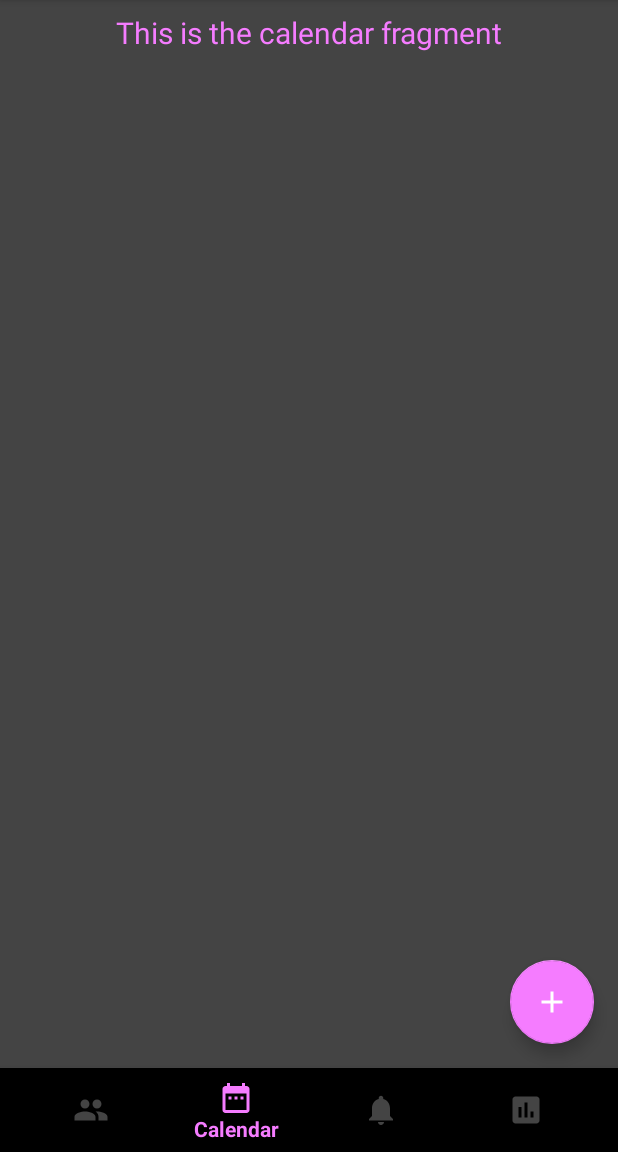
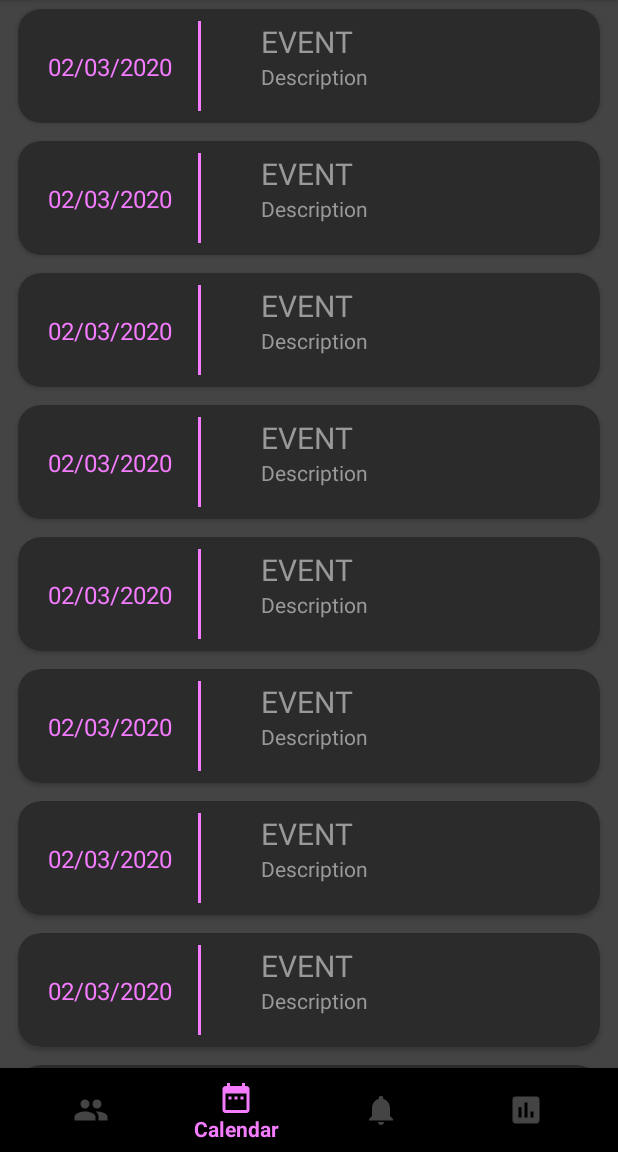
Before and after one commit to tyrusheebhammer/wow-guild-manager, an Android app: the screen it shows after launch (GuildInteractionActivity), item 2 of the bottom bar chosen, on a phone screen of 412 x 824 dp, the part 84-1236 px from its top. Run offline under Robolectric (Android 15) with nearby library versions, the phone set to English and light mode, and no system bars.

Commit message:
added the recycler view, adapter and view holders for events, need to add back fab

```diff
--- a/android-app/app/build.gradle
+++ b/android-app/app/build.gradle
@@ -9,7 +9,7 @@ android {
     buildToolsVersion "29.0.2"
     defaultConfig {
         applicationId "com.sonnebtb.wowguildmanager"
-        minSdkVersion 24
+        minSdkVersion 26
         targetSdkVersion 29
         versionCode 1
         versionName "1.0"
--- /dev/null
+++ b/android-app/app/src/main/java/com/sonnebtb/wowguildmanager/guildinteraction/calendar/CalendarAdapter.kt
@@ -0,0 +1,30 @@
+package com.sonnebtb.wowguildmanager.guildinteraction.calendar
+
+import android.content.Context
+import android.view.LayoutInflater
+import android.view.ViewGroup
+import androidx.recyclerview.widget.RecyclerView
+import com.sonnebtb.wowguildmanager.R
+import com.sonnebtb.wowguildmanager.guildinteraction.members.GuildMember
+import com.sonnebtb.wowguildmanager.guildinteraction.members.MemberViewHolder
+import com.sonnebtb.wowguildmanager.guildinteraction.members.generateRandomMember
+
+class CalendarAdapter(var context: Context?) : RecyclerView.Adapter<CalendarViewHolder> (){
+    var calendarEvents: ArrayList<CalendarEvent> = ArrayList()
+    init {
+        for(i in 0..10) {
+            calendarEvents.add(CalendarEvent())
+        }
+    }
+    override fun onCreateViewHolder(parent: ViewGroup, viewType: Int): CalendarViewHolder {
+        val view = LayoutInflater.from(context).inflate(R.layout.card_calendar_event, parent, false)
+        return CalendarViewHolder(view, this)
+    }
+
+    override fun getItemCount(): Int = calendarEvents.size
+
+
+    override fun onBindViewHolder(holder: CalendarViewHolder, position: Int) {
+        holder.bind(calendarEvents[position])
+    }
+}
--- /dev/null
+++ b/android-app/app/src/main/java/com/sonnebtb/wowguildmanager/guildinteraction/calendar/CalendarEvent.kt
@@ -0,0 +1,9 @@
+package com.sonnebtb.wowguildmanager.guildinteraction.calendar
+
+import android.os.Parcelable
+import kotlinx.android.parcel.Parcelize
+import java.time.LocalDateTime
+import java.util.*
+
+@Parcelize
+data class CalendarEvent (var title: String = "Event", var description: String = "Description", var date: LocalDateTime = LocalDateTime.now()): Parcelable
--- a/android-app/app/src/main/java/com/sonnebtb/wowguildmanager/guildinteraction/calendar/CalendarFragment.kt
+++ b/android-app/app/src/main/java/com/sonnebtb/wowguildmanager/guildinteraction/calendar/CalendarFragment.kt
@@ -6,6 +6,8 @@ import android.view.LayoutInflater
 import android.view.View
 import android.view.ViewGroup
 import androidx.fragment.app.Fragment
+import androidx.recyclerview.widget.LinearLayoutManager
+import androidx.recyclerview.widget.RecyclerView
 import com.google.android.material.floatingactionbutton.FloatingActionButton
 import com.sonnebtb.wowguildmanager.Constants
 import com.sonnebtb.wowguildmanager.R
@@ -16,14 +18,22 @@ class CalendarFragment(var listener: CalenderEventClickListener): Fragment() {
         container: ViewGroup?,
         savedInstanceState: Bundle?
     ): View? {
-        val view = inflater.inflate(R.layout.fragment_calendar, container, false)
-        val calendar_fab = view?.findViewById<FloatingActionButton>(R.id.fab)
-        calendar_fab?.setOnClickListener {
+        val view = inflater.inflate(R.layout.fragment_calendar, container, false) as RecyclerView
+        val adapter = CalendarAdapter(context)
+        view.adapter = adapter
+        view.layoutManager = LinearLayoutManager(context)
+        buildFab(view, listener)
+        return view
+    }
+    fun buildFab(root: View?, listener: CalenderEventClickListener) {
+        val calendarFab = root?.findViewById<FloatingActionButton>(R.id.fab)
+        calendarFab?.setOnClickListener {
             Log.d(Constants.TAG, "calendar fab clicked")
             listener.calendarFabClicked()
         }
-        return view
     }
+
+
 }
 
 interface CalenderEventClickListener {
--- /dev/null
+++ b/android-app/app/src/main/java/com/sonnebtb/wowguildmanager/guildinteraction/calendar/CalendarViewHolder.kt
@@ -0,0 +1,19 @@
+package com.sonnebtb.wowguildmanager.guildinteraction.calendar
+
+import android.view.View
+import androidx.recyclerview.widget.RecyclerView
+import kotlinx.android.synthetic.main.card_calendar_event.view.*
+import java.time.LocalDate
+import java.time.format.DateTimeFormatter
+
+class CalendarViewHolder(itemView: View, var adapter: CalendarAdapter): RecyclerView.ViewHolder(itemView) {
+    var eventTitle = itemView.event_date
+    var eventDescription = itemView.event_description
+    var eventDate = itemView.event_date
+    fun bind(calendarEvent: CalendarEvent) {
+        eventTitle.text = calendarEvent.title
+        eventDescription.text = calendarEvent.description
+        var formatter = DateTimeFormatter.ofPattern("MM/dd/yyyy")
+        eventDate.text = calendarEvent.date.format(formatter)
+    }
+}
--- /dev/null
+++ b/android-app/app/src/main/res/layout/card_calendar_event.xml
@@ -0,0 +1,61 @@
+<?xml version="1.0" encoding="utf-8"?>
+<androidx.cardview.widget.CardView xmlns:android="http://schemas.android.com/apk/res/android"
+    android:layout_width="match_parent"
+    android:layout_height="wrap_content"
+    xmlns:app="http://schemas.android.com/apk/res-auto"
+    app:cardBackgroundColor="@color/colorCardBackground"
+    android:layout_marginHorizontal="12dp"
+    app:cardCornerRadius="15dp"
+    android:layout_marginVertical="6dp"
+    >
+    <androidx.constraintlayout.widget.ConstraintLayout
+        android:layout_width="match_parent"
+        android:layout_height="wrap_content"
+        android:paddingVertical="8dp"
+        android:paddingHorizontal="20dp">
+        <TextView
+            android:id="@+id/event_date"
+            app:layout_constraintLeft_toLeftOf="parent"
+            app:layout_constraintTop_toTopOf="parent"
+            app:layout_constraintBottom_toBottomOf="parent"
+            android:layout_width="wrap_content"
+            android:layout_height="wrap_content"
+            android:textColor="@color/colorAccent"
+            android:textSize="16dp"
+            android:text="@string/text_event_date"/>
+        <View
+            android:id="@+id/separator"
+            app:layout_constraintTop_toTopOf="parent"
+            app:layout_constraintBottom_toBottomOf="parent"
+            app:layout_constraintLeft_toLeftOf="parent"
+            android:layout_marginLeft="100dp"
+            android:layout_width="2dp"
+            android:layout_height="60dp"
+            android:background="@color/colorAccent"
+
+            />
+
+        <TextView
+
+            android:id="@+id/event_title"
+            android:layout_width="wrap_content"
+            android:layout_height="wrap_content"
+            app:layout_constraintLeft_toRightOf="@id/separator"
+            app:layout_constraintTop_toTopOf="parent"
+            android:layout_marginLeft="40dp"
+            android:textColor="@color/colorTextDescription"
+            android:textSize="20dp"
+            android:textAllCaps="true"
+            android:text="@string/text_event_title"/>
+        <TextView
+            android:id="@+id/event_description"
+            android:layout_width="wrap_content"
+            android:layout_height="wrap_content"
+            app:layout_constraintLeft_toLeftOf="@id/event_title"
+            app:layout_constraintTop_toBottomOf="@id/event_title"
+            android:textColor="@color/colorTextDescription"
+            android:textSize="14dp"
+            android:text="@string/text_event_description"/>
+
+    </androidx.constraintlayout.widget.ConstraintLayout>
+</androidx.cardview.widget.CardView>
--- a/android-app/app/src/main/res/layout/fragment_calendar.xml
+++ b/android-app/app/src/main/res/layout/fragment_calendar.xml
@@ -1,24 +1,11 @@
 <?xml version="1.0" encoding="utf-8"?>
-<androidx.constraintlayout.widget.ConstraintLayout xmlns:android="http://schemas.android.com/apk/res/android"
+<androidx.recyclerview.widget.RecyclerView xmlns:android="http://schemas.android.com/apk/res/android"
     xmlns:app="http://schemas.android.com/apk/res-auto"
     android:layout_width="match_parent"
     android:layout_height="match_parent">
 
-    <TextView
-        android:id="@+id/text_dashboard"
-        android:layout_width="match_parent"
-        android:layout_height="wrap_content"
-        android:layout_marginStart="8dp"
-        android:layout_marginTop="8dp"
-        android:layout_marginEnd="8dp"
-        android:textAlignment="center"
-        android:textSize="20sp"
-        android:text="This is the calendar fragment"
-        app:layout_constraintEnd_toEndOf="parent"
-        app:layout_constraintStart_toStartOf="parent"
-        app:layout_constraintTop_toTopOf="parent" />
 
-    <include
-        layout="@layout/fab"/>
+<!--    <include-->
+<!--        layout="@layout/fab"/>-->
 
-</androidx.constraintlayout.widget.ConstraintLayout>
+</androidx.recyclerview.widget.RecyclerView>
--- a/android-app/app/src/main/res/values/strings.xml
+++ b/android-app/app/src/main/res/values/strings.xml
@@ -12,4 +12,7 @@
     <string name="announcement_title_hint">Title</string>
     <string name="announcement_description_hint">Description</string>
     <string name="new_poll_url_hint">Poll URL</string>
+    <string name="text_event_date">Today</string>
+    <string name="text_event_title">EVENT</string>
+    <string name="text_event_description">Event Description</string>
 </resources>
```
